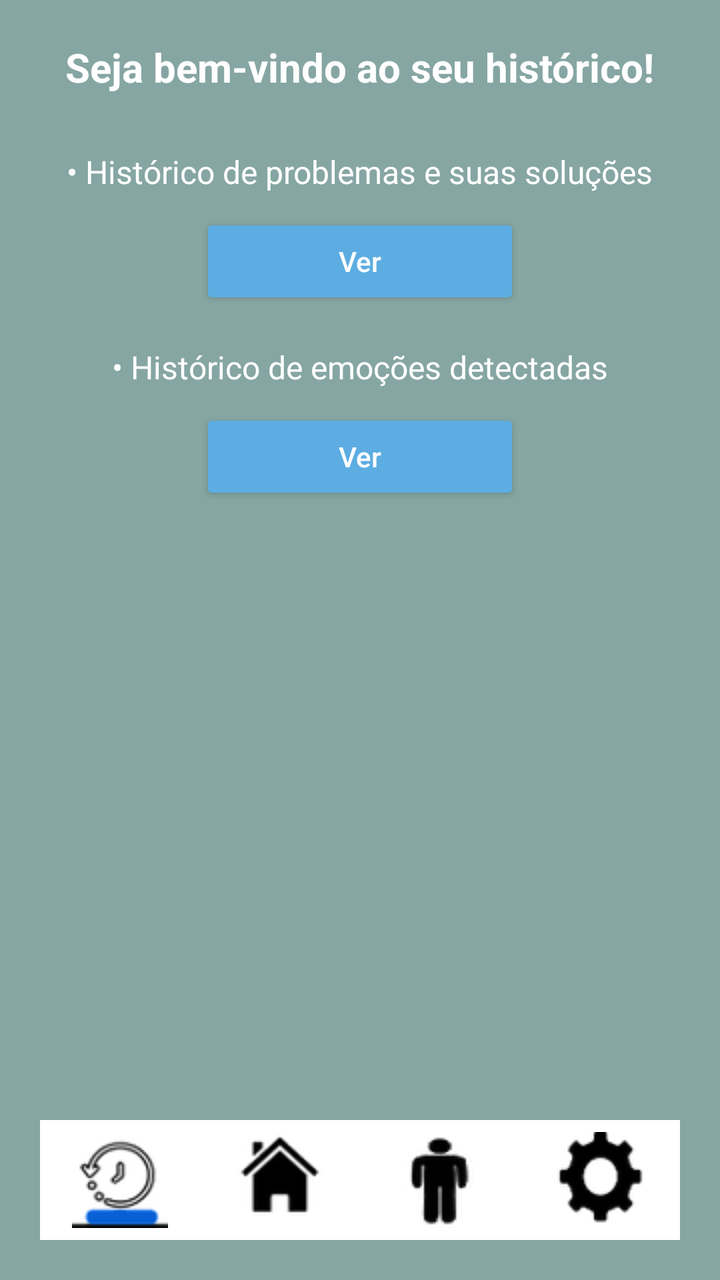
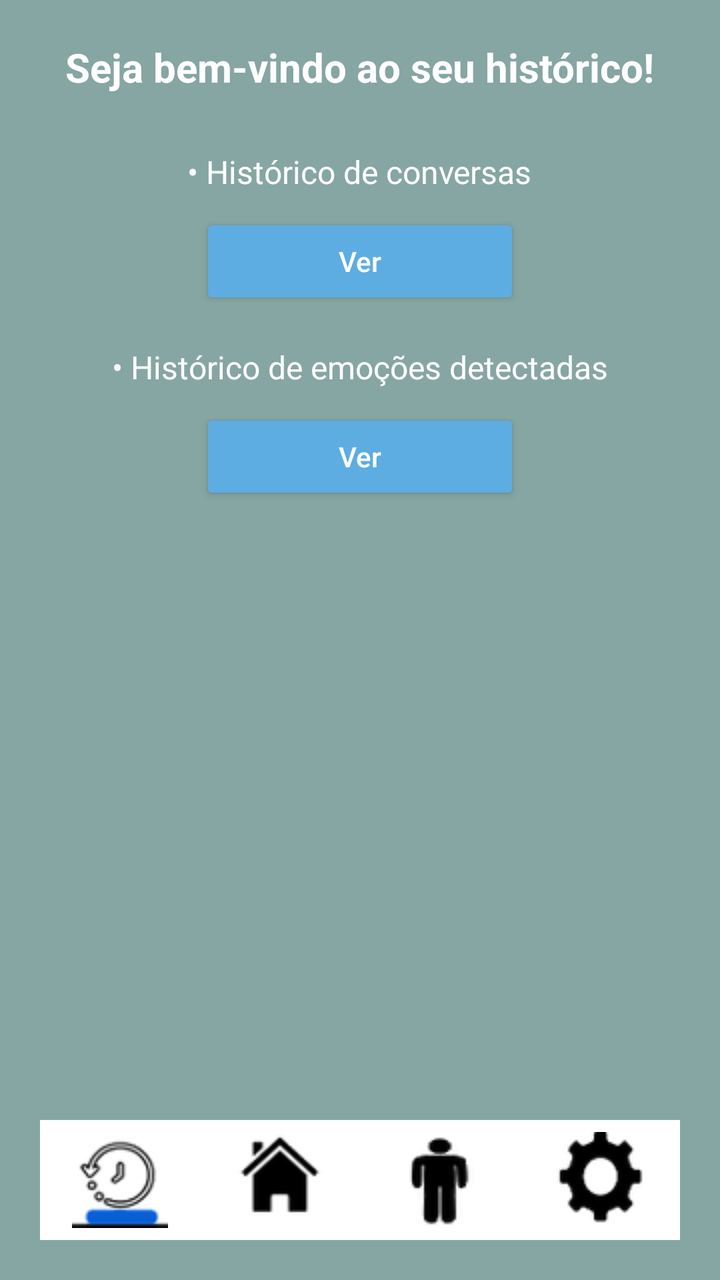

Before-and-after screenshots of an Android layout around one commit, followed by the original layout XML and the change that was made.
<!-- AndroidManifest.xml: application theme Theme.AuraMind -->
<!-- res/layout/activity_historico.xml -->
<?xml version="1.0" encoding="utf-8"?>
<LinearLayout xmlns:android="http://schemas.android.com/apk/res/android"
    android:layout_width="match_parent"
    android:layout_height="match_parent"
    android:orientation="vertical"
    android:background="#86A6A3"
    android:padding="20dp"
    android:gravity="center_horizontal">

    
    <TextView
        android:id="@+id/tvTituloHistorico"
        android:layout_width="wrap_content"
        android:layout_height="wrap_content"
        android:text="Seja bem-vindo ao seu histórico!"
        android:textSize="20sp"
        android:textStyle="bold"
        android:textColor="@android:color/white"
        android:layout_marginBottom="28dp" />

    
    <TextView
        android:id="@+id/tvItemProblemas"
        android:layout_width="wrap_content"
        android:layout_height="wrap_content"
        android:text="• Histórico de problemas e suas soluções"
        android:textSize="16sp"
        android:textColor="@android:color/white" />

    <Button
        android:id="@+id/btnVerProblemas"
        android:layout_width="160dp"
        android:layout_height="wrap_content"
        android:text="Ver"
        android:textAllCaps="false"
        android:textColor="@android:color/white"
        android:backgroundTint="#5DADE2"
        android:layout_marginTop="10dp"
        android:layout_marginBottom="18dp" />

    
    <TextView
        android:id="@+id/tvItemConversas"
        android:layout_width="wrap_content"
        android:layout_height="wrap_content"
        android:text="• Histórico de emoções detectadas"
        android:textSize="16sp"
        android:textColor="@android:color/white" />

    <Button
        android:id="@+id/btnVerConversas"
        android:layout_width="160dp"
        android:layout_height="wrap_content"
        android:text="Ver"
        android:textAllCaps="false"
        android:textColor="@android:color/white"
        android:backgroundTint="#5DADE2"
        android:layout_marginTop="10dp" />

    
    <Space
        android:layout_width="match_parent"
        android:layout_height="0dp"
        android:layout_weight="1" />

    
    <LinearLayout
        android:id="@+id/bottomNav"
        android:layout_width="match_parent"
        android:layout_height="60dp"
        android:orientation="horizontal"
        android:gravity="center"
        android:weightSum="4"
        android:background="@android:color/white">

        <ImageButton
            android:id="@+id/navAgenda"
            android:layout_width="0dp"
            android:layout_height="match_parent"
            android:layout_weight="1"
            android:src="@drawable/ic_music_android_48dp"
            android:background="@android:color/transparent"
            android:contentDescription="Agenda" />

        <ImageButton
            android:id="@+id/navHome"
            android:layout_width="0dp"
            android:layout_height="match_parent"
            android:layout_weight="1"
            android:src="@drawable/ic_home_android_48dp"
            android:background="@android:color/transparent"
            android:contentDescription="Home" />

        <ImageButton
            android:id="@+id/navProfile"
            android:layout_width="0dp"
            android:layout_height="match_parent"
            android:layout_weight="1"
            android:src="@drawable/ic_person_android_48dp"
            android:background="@android:color/transparent"
            android:contentDescription="Perfil" />

        <ImageButton
            android:id="@+id/navSettings"
            android:layout_width="0dp"
            android:layout_height="match_parent"
            android:layout_weight="1"
            android:src="@drawable/ic_settings_android_48dp"
            android:background="@android:color/transparent"
            android:contentDescription="Configurações" />
    </LinearLayout>

</LinearLayout>
<!-- resources referenced by this layout -->
<resources>
  <!-- drawable ic_home_android_48dp: png bitmap (drawable, 2236 bytes) -->
  <!-- drawable ic_music_android_48dp: png bitmap (drawable, 4097 bytes) -->
  <!-- drawable ic_person_android_48dp: png bitmap (drawable, 2268 bytes) -->
  <!-- drawable ic_settings_android_48dp: png bitmap (drawable, 2815 bytes) -->
  <style name="Theme.AuraMind" parent="android:Theme.Material.Light.NoActionBar" />
</resources>

<!-- the commit's change to res/layout/activity_historico.xml (unified diff, before → after) -->
@@ -23,7 +23,7 @@
         android:id="@+id/tvItemProblemas"
         android:layout_width="wrap_content"
         android:layout_height="wrap_content"
-        android:text="• Histórico de problemas e suas soluções"
+        android:text="• Histórico de conversas"
         android:textSize="16sp"
         android:textColor="@android:color/white" />
 
